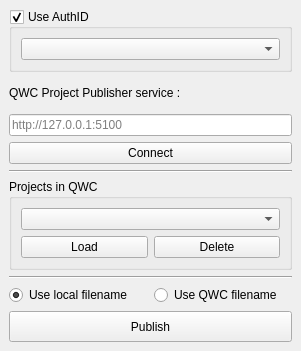
First picture: the form in project_publisher_dockwidget_base.ui, repository naub1n/QGIS_Project_Publisher, before the edit.
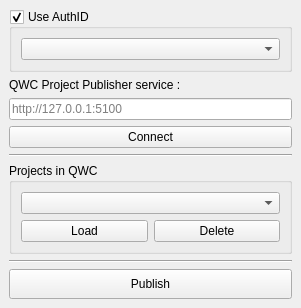
Second picture: the form after the edit.

Commit message: Delete radio button and add New project value in projects combobox

What changed in the file:
```diff
--- a/project_publisher_dockwidget_base.ui
+++ b/project_publisher_dockwidget_base.ui
@@ -7,7 +7,7 @@
     <x>0</x>
     <y>0</y>
     <width>301</width>
-    <height>351</height>
+    <height>308</height>
    </rect>
   </property>
   <property name="windowTitle">
@@ -71,27 +71,6 @@
     </item>
     <item row="7" column="0">
      <layout class="QVBoxLayout" name="verticalLayout_3">
-      <item>
-       <layout class="QHBoxLayout" name="horizontalLayout_4">
-        <item>
-         <widget class="QRadioButton" name="qtrb_local_filename">
-          <property name="text">
-           <string>Use local filename</string>
-          </property>
-          <property name="checked">
-           <bool>true</bool>
-          </property>
-         </widget>
-        </item>
-        <item>
-         <widget class="QRadioButton" name="qtrb_qwc_filename">
-          <property name="text">
-           <string>Use QWC filename</string>
-          </property>
-         </widget>
-        </item>
-       </layout>
-      </item>
       <item>
        <widget class="QPushButton" name="qtbtn_publish">
         <property name="sizePolicy">
```
The commit also changes 1 other file.
